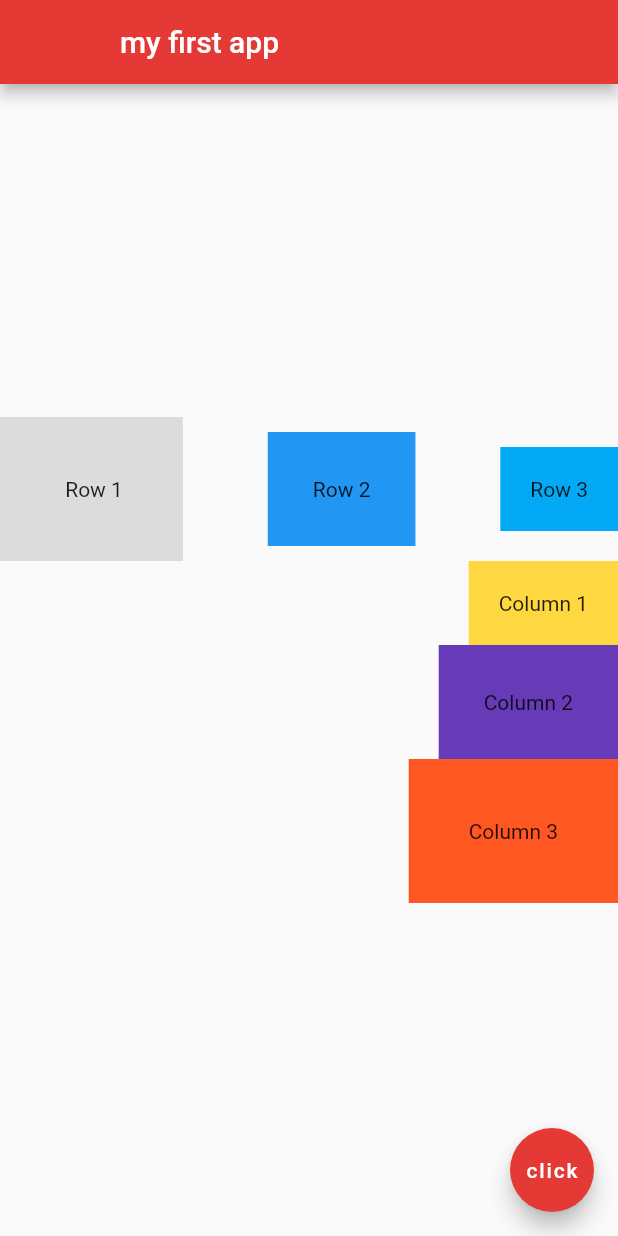
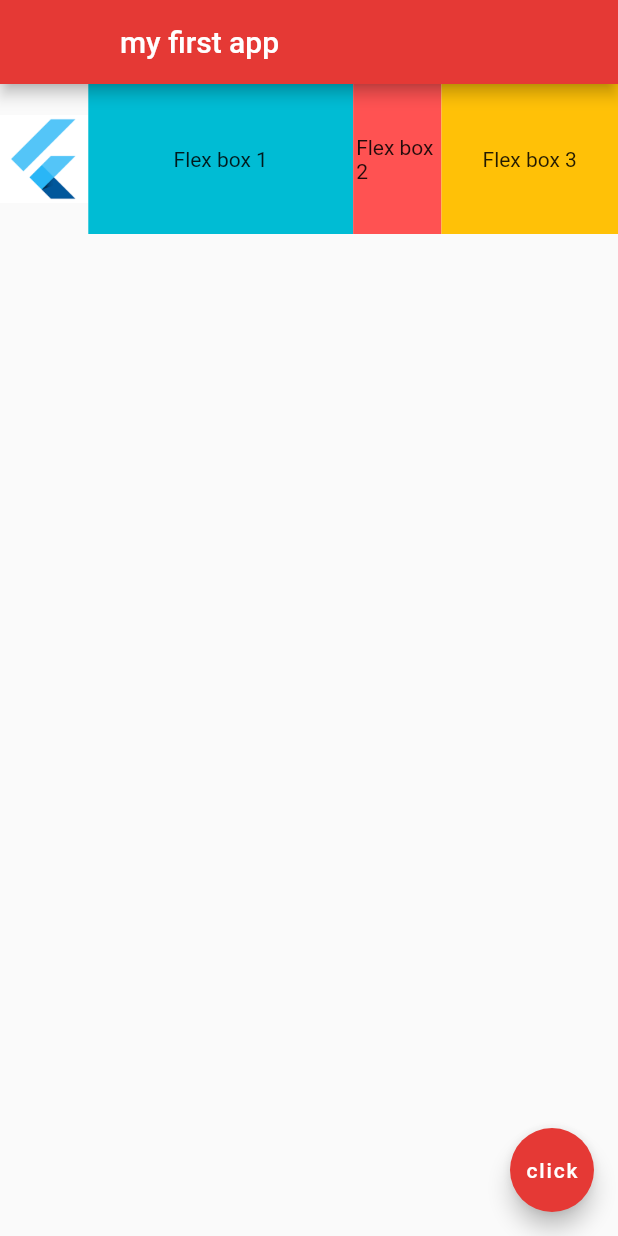
Before and after one commit to saravanamit/Flutter_basics, a Flutter app: the screen it shows after launch, on a phone screen of 412 x 824 dp. Run offline on Flutter 3.47's test engine with Material 2 defaults, Android fonts, the light colour scheme and no system bars; missing offline and left inert: dart:html.

Commit message:
Expanded_Widgets

```diff
--- a/lib/main.dart
+++ b/lib/main.dart
@@ -21,49 +21,39 @@ class Home extends StatelessWidget {
 
           backgroundColor: Colors.red[600]
       ),
-      body: Column(
-        mainAxisAlignment: MainAxisAlignment.center,
-        crossAxisAlignment: CrossAxisAlignment.end ,
-        children: <Widget>[
-          Row(
-            mainAxisAlignment: MainAxisAlignment.spaceBetween,
-            children: <Widget>[
-              Container(
-                child: const Text(" Row 1"),
-                color: Colors.black12,
-                padding: EdgeInsets.all(40.0),
+      body: Row(
+        children: [
+            Expanded(
+              flex: 1,
+                child: Image.asset("assets/flutter.png")),
+            Expanded(
+              flex: 3,
+              child: Container(
+                height: 100,
+                padding: EdgeInsets.all(2),
+                color: Colors.cyan,
+                child: Center(child: Text("Flex box 1")),
               ),
-
-              Container(
-                child: const Text("Row 2"),
-                color: Colors.blue,
-                padding: EdgeInsets.all(30.0),
-              ),
-
-              Container(
-                child: const Text("Row 3"),
-                color: Colors.lightBlue,
-                padding: EdgeInsets.all(20.0),
-              )
-            ],
+            ) ,
+          Expanded(
+            flex: 1,
+            child: Container(
+              height: 100,
+              padding: EdgeInsets.all(2),
+              color: Colors.redAccent,
+              child: Center(child: Text("Flex box 2")),
+            ),
           ),
-          Container(
-            child: const Text("Column 1"),
-            color: Colors.amberAccent,
-            padding: EdgeInsets.all(20.0),
+          Expanded(
+            flex: 2,
+            child: Container(
+              height: 100,
+              padding: EdgeInsets.all(2),
+              color: Colors.amber,
+              child: Center(child: Text("Flex box 3")),
+            ),
           ),
 
-          Container(
-            child: const Text("Column 2"),
-            color: Colors.deepPurple,
-            padding: EdgeInsets.all(30.0),
-          ),
-
-          Container(
-            child: const Text("Column 3"),
-            color: Colors.deepOrange,
-            padding: EdgeInsets.all(40.0),
-          )
         ],
       ),
 
@@ -75,20 +65,3 @@ class Home extends StatelessWidget {
     );
   }
 }
-
-//
-// Container
-//
-// Container(
-//        color: Colors.amber,
-//        padding: const EdgeInsets.all(20.0),
-//        margin: const EdgeInsets.fromLTRB(40.0, 30.0, 90.0, 10.0),
-//        child: const Text("This is Container"),
-//      ),
-//
-//
-//
-//
-//
-//
-//
--- a/pubspec.yaml
+++ b/pubspec.yaml
@@ -58,8 +58,8 @@ flutter:
   uses-material-design: true
 
   # To add assets to your application, add an assets section, like this:
-  # assets:
-  #   - images/a_dot_burr.jpeg
+  assets:
+    - assets/flutter.png
   #   - images/a_dot_ham.jpeg
 
   # An image asset can refer to one or more resolution-specific "variants", see
```
Also changed, not shown: assets/flutter.png (added), 3 other files.
